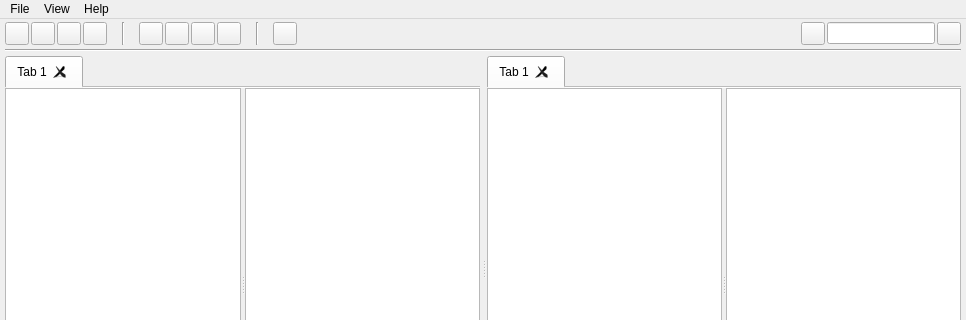
This is ui/mainwindow.ui in yunnsbz/File-Manager as Qt 5 draws it before an edit; both pictures show x 0 to 966 and y 0 to 320 of the 966 by 528 pixel window. The edited form follows.
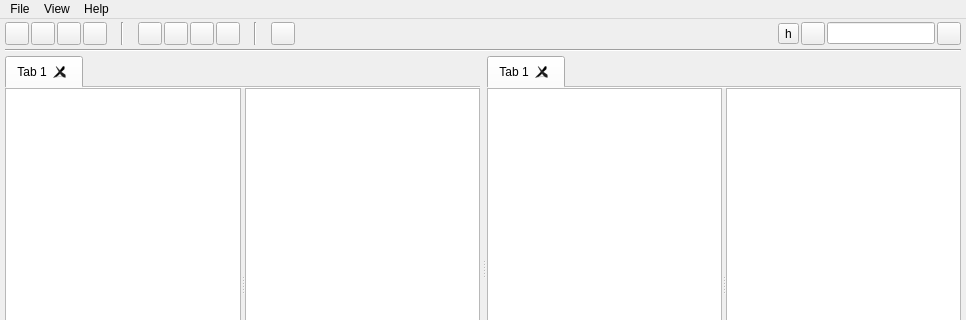
This is the edited form. Icons and pictures are not drawn.

Commit message: history tool button added (feature not implemented)

The edit to the form file:
```diff
--- a/ui/mainwindow.ui
+++ b/ui/mainwindow.ui
@@ -58,7 +58,7 @@
      <number>0</number>
     </property>
     <item>
-     <layout class="QHBoxLayout" name="toolBar" stretch="0,0,0,0,1,0,1,0,0,0,0,1,0,1,0,40,0,0,0">
+     <layout class="QHBoxLayout" name="toolBar" stretch="0,0,0,0,1,0,1,0,0,0,0,1,0,1,0,40,0,0,0,0">
       <property name="spacing">
        <number>2</number>
       </property>
@@ -276,6 +276,13 @@
         </property>
        </spacer>
       </item>
+      <item>
+       <widget class="QToolButton" name="toolHistoryButton">
+        <property name="text">
+         <string>h</string>
+        </property>
+       </widget>
+      </item>
       <item>
        <widget class="QToolButton" name="toolNotePadButton">
         <property name="toolTip">
```
The commit also changes 6 other files.
